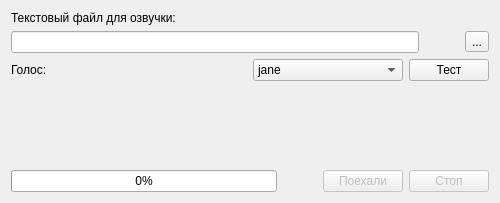
Before: the Qt Designer form ui/mainform.ui in 0valse/voiceover, drawn with Qt 5.
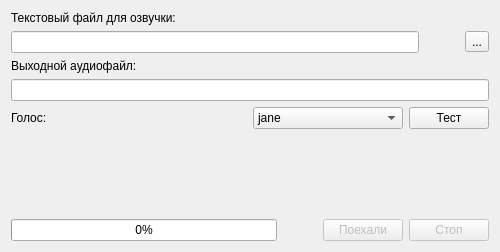
After: the same form once the commit is applied. Icons and pictures are not drawn.

The edit to the form file:
```diff
--- a/ui/mainform.ui
+++ b/ui/mainform.ui
@@ -7,7 +7,7 @@
     <x>0</x>
     <y>0</y>
     <width>500</width>
-    <height>203</height>
+    <height>252</height>
    </rect>
   </property>
   <property name="minimumSize">
@@ -19,7 +19,11 @@
   <property name="windowTitle">
    <string>Form</string>
   </property>
-  <layout class="QVBoxLayout" name="verticalLayout_3">
+  <property name="windowIcon">
+   <iconset resource="../data/icons.qrc">
+    <normaloff>:/megaphone.svg</normaloff>:/megaphone.svg</iconset>
+  </property>
+  <layout class="QVBoxLayout" name="verticalLayout_4">
    <item>
     <layout class="QVBoxLayout" name="verticalLayout_2">
      <item>
@@ -71,6 +75,24 @@
      </item>
     </layout>
    </item>
+   <item>
+    <layout class="QVBoxLayout" name="verticalLayout_3">
+     <item>
+      <widget class="QLabel" name="labelAudioname">
+       <property name="text">
+        <string>Выходной аудиофайл:</string>
+       </property>
+      </widget>
+     </item>
+     <item>
+      <widget class="QLineEdit" name="lineEditAudio">
+       <property name="readOnly">
+        <bool>true</bool>
+       </property>
+      </widget>
+     </item>
+    </layout>
+   </item>
    <item>
     <layout class="QVBoxLayout" name="verticalLayout">
      <item>
```
Left out of the diff: 24 changed lines with no effect on the pictures.
